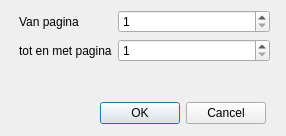
The window that pagestocutdialog.ui (vvim/pdfcutter) describes before a commit, drawn with Qt 5.
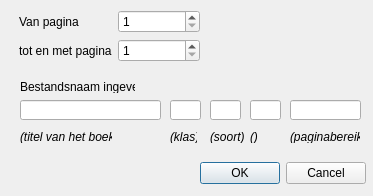
The same window after the commit.

Diff of the .ui file:
```diff
--- a/pagestocutdialog.ui
+++ b/pagestocutdialog.ui
@@ -6,8 +6,8 @@
    <rect>
     <x>0</x>
     <y>0</y>
-    <width>286</width>
-    <height>136</height>
+    <width>373</width>
+    <height>196</height>
    </rect>
   </property>
   <property name="windowTitle">
@@ -18,8 +18,8 @@
     <rect>
      <x>19</x>
      <y>10</y>
-     <width>251</width>
-     <height>81</height>
+     <width>181</width>
+     <height>61</height>
     </rect>
    </property>
    <layout class="QFormLayout" name="formLayout">
@@ -65,8 +65,8 @@
   <widget class="QDialogButtonBox" name="buttonBox">
    <property name="geometry">
     <rect>
-     <x>90</x>
-     <y>100</y>
+     <x>190</x>
+     <y>160</y>
      <width>176</width>
      <height>27</height>
     </rect>
@@ -75,6 +75,159 @@
     <set>QDialogButtonBox::Cancel|QDialogButtonBox::Ok</set>
    </property>
   </widget>
+  <widget class="QLabel" name="ChapterNameLabel">
+   <property name="geometry">
+    <rect>
+     <x>20</x>
+     <y>80</y>
+     <width>115</width>
+     <height>13</height>
+    </rect>
+   </property>
+   <property name="text">
+    <string>Bestandsnaam ingeven:</string>
+   </property>
+  </widget>
+  <widget class="QLineEdit" name="NameBookTitle">
+   <property name="geometry">
+    <rect>
+     <x>20</x>
+     <y>100</y>
+     <width>141</width>
+     <height>20</height>
+    </rect>
+   </property>
+  </widget>
+  <widget class="QLineEdit" name="NameStudentLevel">
+   <property name="geometry">
+    <rect>
+     <x>170</x>
+     <y>100</y>
+     <width>31</width>
+     <height>20</height>
+    </rect>
+   </property>
+  </widget>
+  <widget class="QLineEdit" name="NameManualType">
+   <property name="geometry">
+    <rect>
+     <x>210</x>
+     <y>100</y>
+     <width>31</width>
+     <height>20</height>
+    </rect>
+   </property>
+  </widget>
+  <widget class="QLineEdit" name="NameChapter">
+   <property name="geometry">
+    <rect>
+     <x>250</x>
+     <y>100</y>
+     <width>31</width>
+     <height>20</height>
+    </rect>
+   </property>
+  </widget>
+  <widget class="QLineEdit" name="NamePageRange">
+   <property name="geometry">
+    <rect>
+     <x>290</x>
+     <y>100</y>
+     <width>71</width>
+     <height>20</height>
+    </rect>
+   </property>
+  </widget>
+  <widget class="QLabel" name="NameBookTitleLabel">
+   <property name="geometry">
+    <rect>
+     <x>20</x>
+     <y>130</y>
+     <width>92</width>
+     <height>13</height>
+    </rect>
+   </property>
+   <property name="font">
+    <font>
+     <italic>true</italic>
+    </font>
+   </property>
+   <property name="text">
+    <string>(titel van het boek)</string>
+   </property>
+  </widget>
+  <widget class="QLabel" name="NameStudentLevelLabel">
+   <property name="geometry">
+    <rect>
+     <x>170</x>
+     <y>130</y>
+     <width>27</width>
+     <height>13</height>
+    </rect>
+   </property>
+   <property name="font">
+    <font>
+     <italic>true</italic>
+    </font>
+   </property>
+   <property name="text">
+    <string>(klas)</string>
+   </property>
+  </widget>
+  <widget class="QLabel" name="NameManualTypeLabel">
+   <property name="geometry">
+    <rect>
+     <x>210</x>
+     <y>130</y>
+     <width>34</width>
+     <height>13</height>
+    </rect>
+   </property>
+   <property name="font">
+    <font>
+     <italic>true</italic>
+    </font>
+   </property>
+   <property name="text">
+    <string>(soort)</string>
+   </property>
+  </widget>
+  <widget class="QLabel" name="NameChapterLabel">
+   <property name="geometry">
+    <rect>
+     <x>250</x>
+     <y>130</y>
+     <width>9</width>
+     <height>13</height>
+    </rect>
+   </property>
+   <property name="font">
+    <font>
+     <italic>true</italic>
+    </font>
+   </property>
+   <property name="text">
+    <string>()</string>
+   </property>
+  </widget>
+  <widget class="QLabel" name="NamePagerangeLabel">
+   <property name="geometry">
+    <rect>
+     <x>290</x>
+     <y>130</y>
+     <width>70</width>
+     <height>13</height>
+    </rect>
+   </property>
+   <property name="font">
+    <font>
+     <italic>true</italic>
+    </font>
+   </property>
+   <property name="text">
+    <string>(paginabereik)</string>
+   </property>
+  </widget>
  </widget>
  <tabstops>
   <tabstop>CutFromSpinBox</tabstop>
```
Left out of the diff: 20 changed lines with no effect on the pictures.
